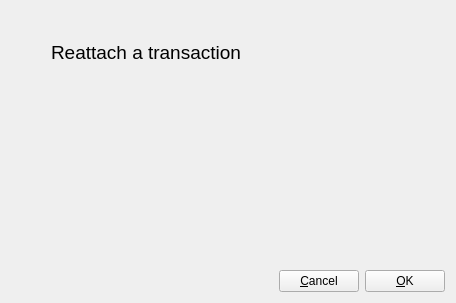
joshirio/iota-cooler, file widgets/promotereattachdialog.ui: the form before one commit.
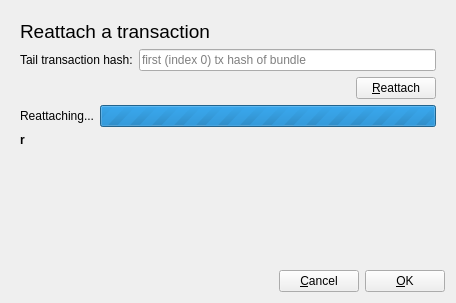
The form after the commit. The open tabs and pages were chosen to show the change.

Commit message: reattaching implemented, utils iota class

Diff of the .ui file:
```diff
--- a/widgets/promotereattachdialog.ui
+++ b/widgets/promotereattachdialog.ui
@@ -145,19 +145,129 @@
       </layout>
      </widget>
      <widget class="QWidget" name="page_2">
-      <widget class="QLabel" name="label_2">
-       <property name="geometry">
-        <rect>
-         <x>40</x>
-         <y>30</y>
-         <width>201</width>
-         <height>19</height>
-        </rect>
-       </property>
-       <property name="text">
-        <string>&lt;html&gt;&lt;head/&gt;&lt;body&gt;&lt;p&gt;&lt;span style=&quot; font-size:14pt;&quot;&gt;Reattach a transaction&lt;/span&gt;&lt;/p&gt;&lt;/body&gt;&lt;/html&gt;</string>
-       </property>
-      </widget>
+      <layout class="QVBoxLayout" name="verticalLayout_3">
+       <item>
+        <widget class="QLabel" name="label_2">
+         <property name="text">
+          <string>&lt;html&gt;&lt;head/&gt;&lt;body&gt;&lt;p&gt;&lt;span style=&quot; font-size:14pt;&quot;&gt;Reattach a transaction&lt;/span&gt;&lt;/p&gt;&lt;/body&gt;&lt;/html&gt;</string>
+         </property>
+        </widget>
+       </item>
+       <item>
+        <layout class="QHBoxLayout" name="horizontalLayout_4">
+         <item>
+          <widget class="QLabel" name="tailTxHashLabelReattach">
+           <property name="toolTip">
+            <string>The &lt;b&gt;tail transaction&lt;/b&gt; is the first transaction (at index 0) of a bundle.&lt;br /&gt;
+Please enter the hash of the first transaction in order to promote the bundle with all its transactions.&lt;br /&gt;
+To find the tail transaction use a tangle explorer like thetangle.org &lt;br /&gt;
+or visit the IOTAcooler wiki on GitHub for examples.</string>
+           </property>
+           <property name="text">
+            <string>Tail transaction hash:</string>
+           </property>
+          </widget>
+         </item>
+         <item>
+          <widget class="QLineEdit" name="reattachLineEdit">
+           <property name="toolTip">
+            <string>The &lt;b&gt;tail transaction&lt;/b&gt; is the first transaction (at index 0) of a bundle.&lt;br /&gt;
+Please enter the hash of the first transaction in order to promote the bundle with all its transactions.&lt;br /&gt;
+To find the tail transaction use a tangle explorer like thetangle.org &lt;br /&gt;
+or visit the IOTAcooler wiki on GitHub for examples.</string>
+           </property>
+           <property name="placeholderText">
+            <string>first (index 0) tx hash of bundle</string>
+           </property>
+           <property name="clearButtonEnabled">
+            <bool>true</bool>
+           </property>
+          </widget>
+         </item>
+        </layout>
+       </item>
+       <item>
+        <layout class="QHBoxLayout" name="horizontalLayout_5">
+         <item>
+          <spacer name="horizontalSpacer_3">
+           <property name="orientation">
+            <enum>Qt::Horizontal</enum>
+           </property>
+           <property name="sizeHint" stdset="0">
+            <size>
+             <width>40</width>
+             <height>20</height>
+            </size>
+           </property>
+          </spacer>
+         </item>
+         <item>
+          <widget class="QPushButton" name="reattachButton">
+           <property name="toolTip">
+            <string>Only active if the transaction hash is valid:&lt;br /&gt;
+&lt;b&gt;81 characters&lt;/b&gt; consisting of [A-Z9]</string>
+           </property>
+           <property name="text">
+            <string>&amp;Reattach</string>
+           </property>
+          </widget>
+         </item>
+        </layout>
+       </item>
+       <item>
+        <layout class="QHBoxLayout" name="horizontalLayout_6">
+         <item>
+          <widget class="QLabel" name="reattachStatusLabel">
+           <property name="text">
+            <string>Reattaching...</string>
+           </property>
+          </widget>
+         </item>
+         <item>
+          <widget class="QProgressBar" name="reattachProgressBar">
+           <property name="maximum">
+            <number>0</number>
+           </property>
+           <property name="value">
+            <number>-1</number>
+           </property>
+          </widget>
+         </item>
+        </layout>
+       </item>
+       <item>
+        <widget class="QLabel" name="reattachResultLabel">
+         <property name="styleSheet">
+          <string notr="true">font-weight: bold;</string>
+         </property>
+         <property name="text">
+          <string>r</string>
+         </property>
+         <property name="wordWrap">
+          <bool>true</bool>
+         </property>
+         <property name="openExternalLinks">
+          <bool>true</bool>
+         </property>
+         <property name="textInteractionFlags">
+          <set>Qt::LinksAccessibleByMouse|Qt::TextSelectableByMouse</set>
+         </property>
+        </widget>
+       </item>
+       <item>
+        <spacer name="verticalSpacer_2">
+         <property name="orientation">
+          <enum>Qt::Vertical</enum>
+         </property>
+         <property name="sizeHint" stdset="0">
+          <size>
+           <width>20</width>
+           <height>82</height>
+          </size>
+         </property>
+        </spacer>
+       </item>
+      </layout>
      </widget>
     </widget>
    </item>
```
Left out of the diff: 2 changed lines with no effect on the pictures. The commit also changes 6 other files.
